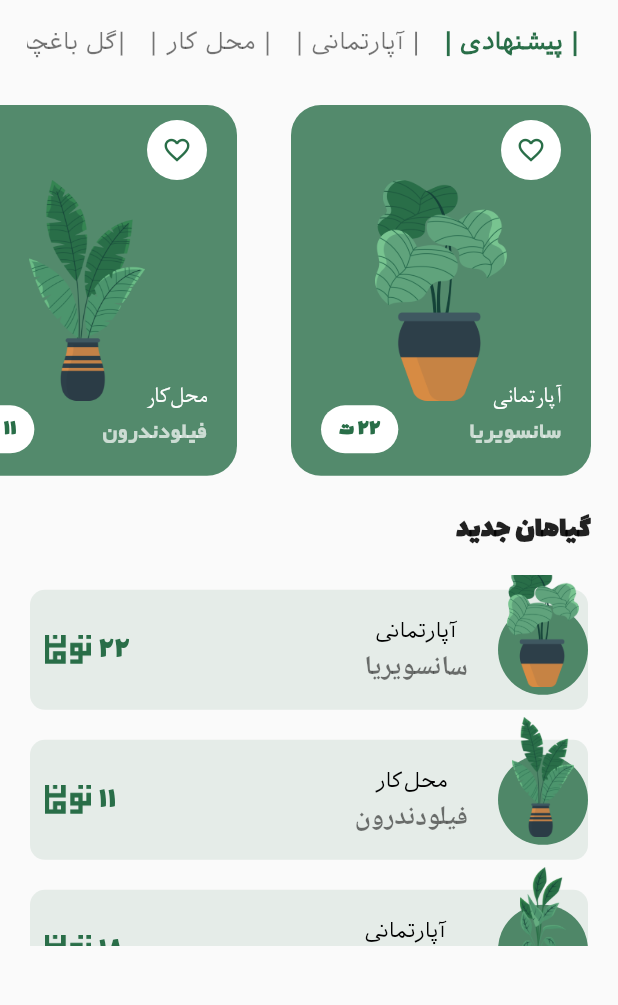
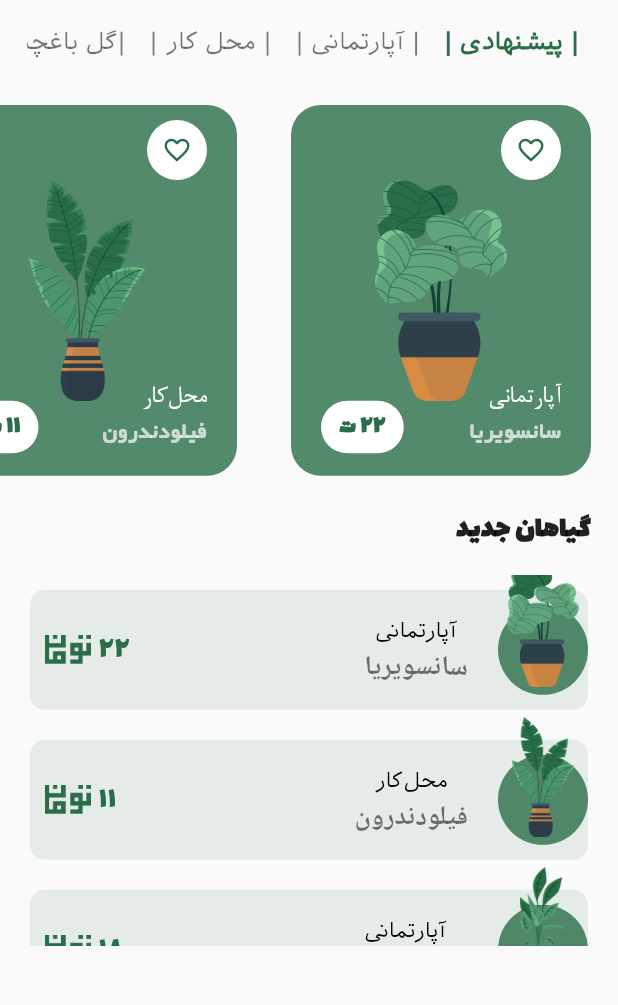
Before and after one commit to AriyaAhadyflutter/plant_app, a Flutter app: the HomePage screen opened directly, on a phone screen of 412 x 824 dp, the part 124-1129 px from its top. Run offline on Flutter 3.47's test engine with Material 2 defaults, Android fonts, the phone set to English and light mode, and no system bars; our stand-ins replace animated_bottom_navigation_bar, page_transition; missing offline and left inert: mobile_scanner; Roboto replaces fonts that are missing (yaguts).

Commit message:
homa page

```diff
--- a/lib/pages/mainpages/home_page.dart
+++ b/lib/pages/mainpages/home_page.dart
@@ -198,7 +198,7 @@ class _HomePageState extends State<HomePage> {
                                 '${plantList[index].price.toString().farsiNumbers} ت',
                                 style: TextStyle(
                                   fontFamily: 'Lalezar',
-                                  fontSize: 15,
+                                  fontSize: 17,
                                   fontWeight: FontWeight.bold,
                                   color: MyConstants.primarycolor,
                                 ),
@@ -217,7 +217,7 @@ class _HomePageState extends State<HomePage> {
                                     style: const TextStyle(
                                         fontFamily: ('nazanin'),
                                         color: Colors.white,
-                                        fontSize: 17,
+                                        fontSize: 18,
                                         fontWeight: FontWeight.w500),
                                   ),
                                   Text(
```
